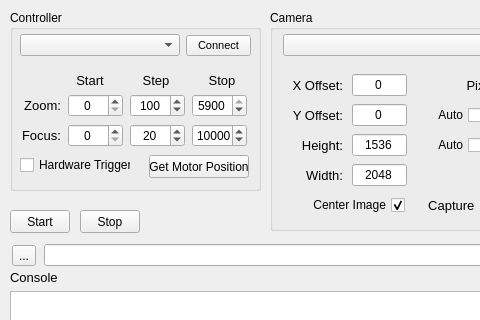
This is camera_pr_gui/src/capture_pr_gui.ui in NSWC-Crane/passive_range as Qt 5 draws it before an edit; both pictures show x 0 to 480 and y 0 to 320 of the 640 by 600 pixel window. The edited form follows.
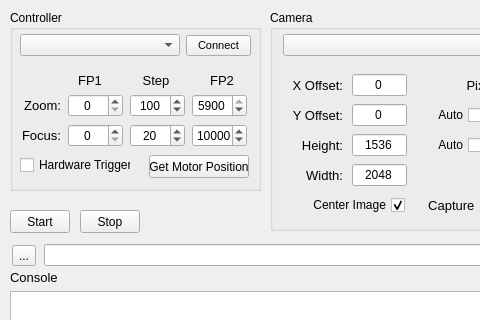
This is the edited form.

Commit message: getting the capture pr gui started

What changed in the file:
```diff
--- a/camera_pr_gui/src/capture_pr_gui.ui
+++ b/camera_pr_gui/src/capture_pr_gui.ui
@@ -309,7 +309,7 @@
       <rect>
        <x>50</x>
        <y>60</y>
-       <width>191</width>
+       <width>194</width>
        <height>21</height>
       </rect>
      </property>
@@ -334,7 +334,7 @@
          </font>
         </property>
         <property name="text">
-         <string>Start</string>
+         <string>FP1</string>
         </property>
         <property name="alignment">
          <set>Qt::AlignCenter</set>
@@ -388,7 +388,7 @@
          </font>
         </property>
         <property name="text">
-         <string>Stop</string>
+         <string>FP2</string>
         </property>
         <property name="alignment">
          <set>Qt::AlignCenter</set>
```
Left out of the diff: 8 changed lines with no effect on the pictures. The commit also changes 2 other files.
